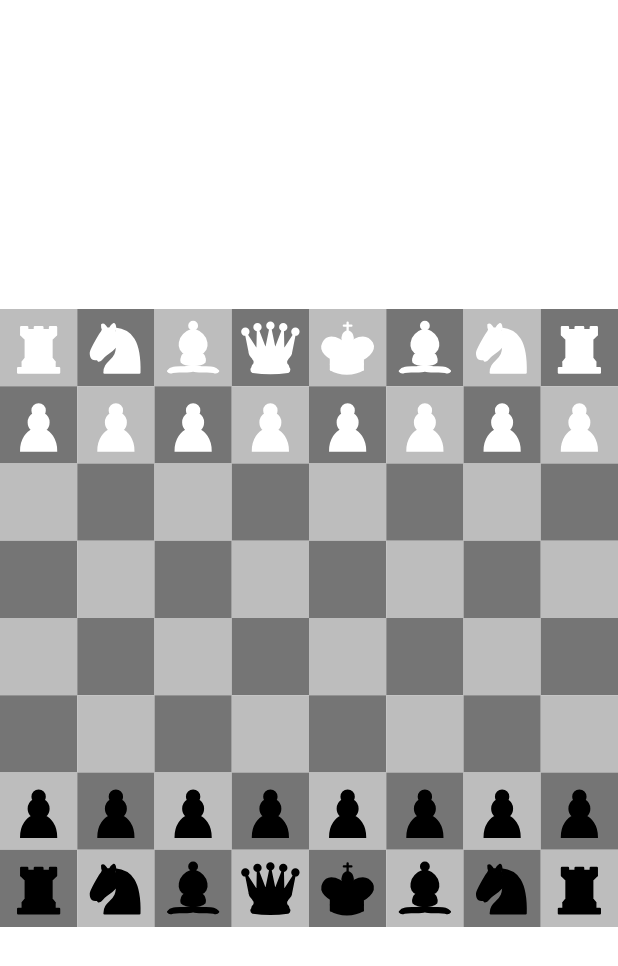
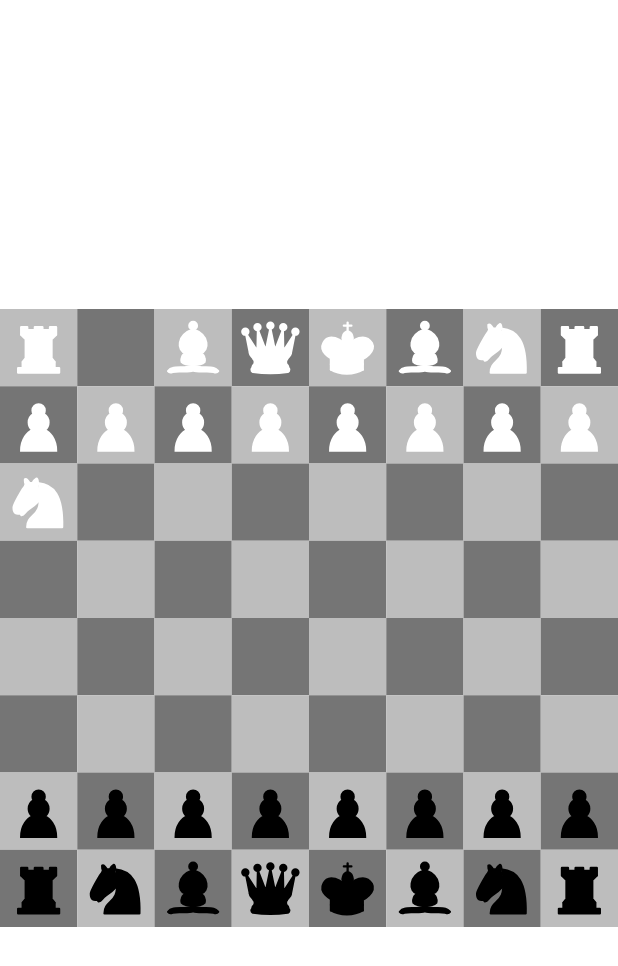
Before and after one commit to Jeeva111/flutter-chess-with-gemini, a Flutter app: the screen it shows after launch, after a tap on "Play", on a phone screen of 412 x 824 dp. Shown: the top 966 px of the screen. Run offline on Flutter 3.47's test engine with Material 3 defaults, Android fonts, the phone set to English and light mode, and no system bars; our stand-ins replace flutter_svg, go_router; missing offline and left inert: flame_audio.

Commit message:
Background image added

```diff
--- a/lib/board.dart
+++ b/lib/board.dart
@@ -5,7 +5,6 @@ import 'package:flutter/material.dart';
 import 'package:chess/boards/chess_board.dart';
 import 'package:chess/pieces/chess_piece.dart';
 import 'package:chess/const.dart';
-import 'package:flutter/services.dart';
 
 typedef ListOfMoves = List<List<int>>;
 
@@ -57,11 +56,11 @@ class _RenderBoardState extends State<RenderBoard> {
     killedWhitePieces.clear();
     killedBlackPieces.clear();
     resetKingPos();
-    // if(ChessPiece.commandToMove("Nb0a2") case (start: Vector2 start, move: Vector2 move)) {
-    //   selectedPiece = chessPieces[start.x][start.y];
-    //   selectedPiecePos = start;
-    //   movePiece(move);
-    // }
+    if(ChessPiece.commandToMove("Nb0a2") case (start: Vector2 start, move: Vector2 move)) {
+      selectedPiece = chessPieces[start.x][start.y];
+      selectedPiecePos = start;
+      movePiece(move);
+    }
   }
 
   // Calculate raw valid moves
@@ -337,6 +336,7 @@ class _RenderBoardState extends State<RenderBoard> {
 
     // change turns to player 2
     isWhiteTurn = !isWhiteTurn;
+    FlameAudio.play("place.mp3");
 
   }
 
@@ -377,10 +377,12 @@ class _RenderBoardState extends State<RenderBoard> {
         if(chessPieces[coords.x][coords.y]!.isPlayer1 == isWhiteTurn) {
           selectedPiece = chessPieces[coords.x][coords.y];
           selectedPiecePos = coords;
+          FlameAudio.play("pick.mp3");
         }
       } else if(chessPieces[coords.x][coords.y] != null && chessPieces[coords.x][coords.y]!.isPlayer1 == selectedPiece!.isPlayer1) {
         selectedPiece = chessPieces[coords.x][coords.y];
         selectedPiecePos = coords;
+        FlameAudio.play("pick.mp3");
       } else if(selectedPiece != null && validMoves.any((Vector2 element) => element.x == coords.x && element.y == coords.y)) {
         movePiece(coords);
       }
@@ -444,7 +446,6 @@ class _RenderBoardState extends State<RenderBoard> {
               }
               return GestureDetector(
                   onTap: () {
-                    FlameAudio.play("place.mp3");
                     pieceSelected(Vector2(x, y));
                   },
                   child: widget.chessBoard.render(ChessBoardRenderParams(index: index, isOddBox: isOddBox, isSelected: selectedPiecePos.x == x && selectedPiecePos.y == y, chessPiece: chessPieces[x][y], isValidMove: isValidMove)));
--- a/lib/menu.dart
+++ b/lib/menu.dart
@@ -1,7 +1,6 @@
 import 'package:chess/routes.dart';
 import 'package:flutter/material.dart';
 import 'package:flutter/services.dart';
-import 'package:vector_math/vector_math_64.dart' show Vector3;
 
 class IMenuTitle {
   final String title;
@@ -16,36 +15,21 @@ List<IMenuTitle> _titles = [
   callback: () {
     routers.goNamed(AppRoutes.game.name);
   }),
-  // IMenuOption(title: "Two Players", callback: () => print("hello")),
-  // IMenuOption(title: "Options", callback: () {}),
+  // IMenuTitle(title: "Two Players", callback: () => print("hello")),
+  // IMenuTitle(title: "Options", callback: () {}),
   IMenuTitle(title: "Quit", callback: () => SystemChannels.platform.invokeMethod<void>('SystemNavigator.pop')),
 ];
 
-class MenuScreen extends StatefulWidget {
+class MenuScreen extends StatelessWidget {
   const MenuScreen({super.key});
-
-  @override
-  State<MenuScreen> createState() => _MenuScreenState();
-}
-
-class _MenuScreenState extends State<MenuScreen> with SingleTickerProviderStateMixin {
-
-   late AnimationController parallexAnim;
-
-  @override
-  void initState() {
-    parallexAnim = AnimationController(
-        duration: const Duration(milliseconds: 250),
-        vsync: this,
-    );
-    super.initState();
-  }
 
   @override
   Widget build(BuildContext context) {
     return Scaffold(
       backgroundColor: Colors.blueGrey,
-      body: Column(
+      body: Container(
+        decoration: const BoxDecoration(image: DecorationImage(image: AssetImage("assets/background/nature-min.png"),fit: BoxFit.fitHeight)),
+        child: Column(
           mainAxisAlignment: MainAxisAlignment.center,
           crossAxisAlignment: CrossAxisAlignment.center,
           children: [
@@ -62,33 +46,14 @@ class _MenuScreenState extends State<MenuScreen> with SingleTickerProviderStateM
                     ),
               ),
             ),
-          Expanded(
-            child: Flow(delegate: BGParallexEffect(animation: parallexAnim), children: [
-              Image.asset("assets/background/background.png"),
-              Image.asset("assets/background/ground.png"),
-            ],),
-          )
+            const Spacer()
           ],
+        ),
       )
     );
   }
 }
 
-class BGParallexEffect extends FlowDelegate {
-
-  final Animation<double> animation;
-  BGParallexEffect({required this.animation}) : super(repaint: animation);
-  @override
-  void paintChildren(FlowPaintingContext context) {
-    context.paintChild(0, transform: Matrix4.translation(Vector3(0,10,90)));
-  }
-
-  @override
-  bool shouldRepaint(covariant BGParallexEffect oldDelegate) {
-    return animation != oldDelegate.animation;
-  }
-
-}
 
 class MenuOption extends StatelessWidget {
   final IMenuTitle option;
--- a/pubspec.yaml
+++ b/pubspec.yaml
@@ -49,7 +49,7 @@ dev_dependencies:
   # activated in the `analysis_options.yaml` file located at the root of your
   # package. See that file for information about deactivating specific lint
   # rules and activating additional ones.
-  flutter_lints: ^3.0.0
+  flutter_lints: ^4.0.0
   flutter_launcher_icons: ^0.13.1
 
 # For information on the generic Dart part of this file, see the
```
Also changed, not shown: assets/background/background.png (deleted), assets/background/bush02.png (deleted), assets/background/ground.png (deleted), assets/background/nature-min.png (added), assets/background/trees01.png (deleted), assets/background/trees02.png (deleted), assets/background/trees03.png (deleted), pubspec.lock, 1 other file. Lines whose indentation alone changed are shown as unchanged.
